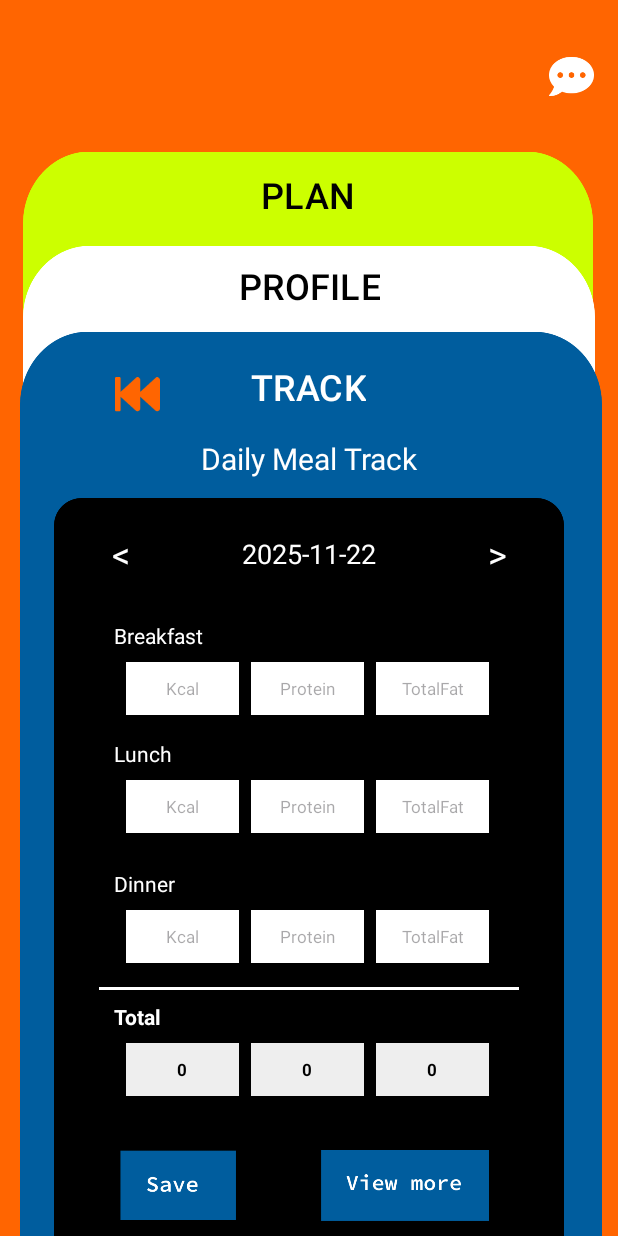
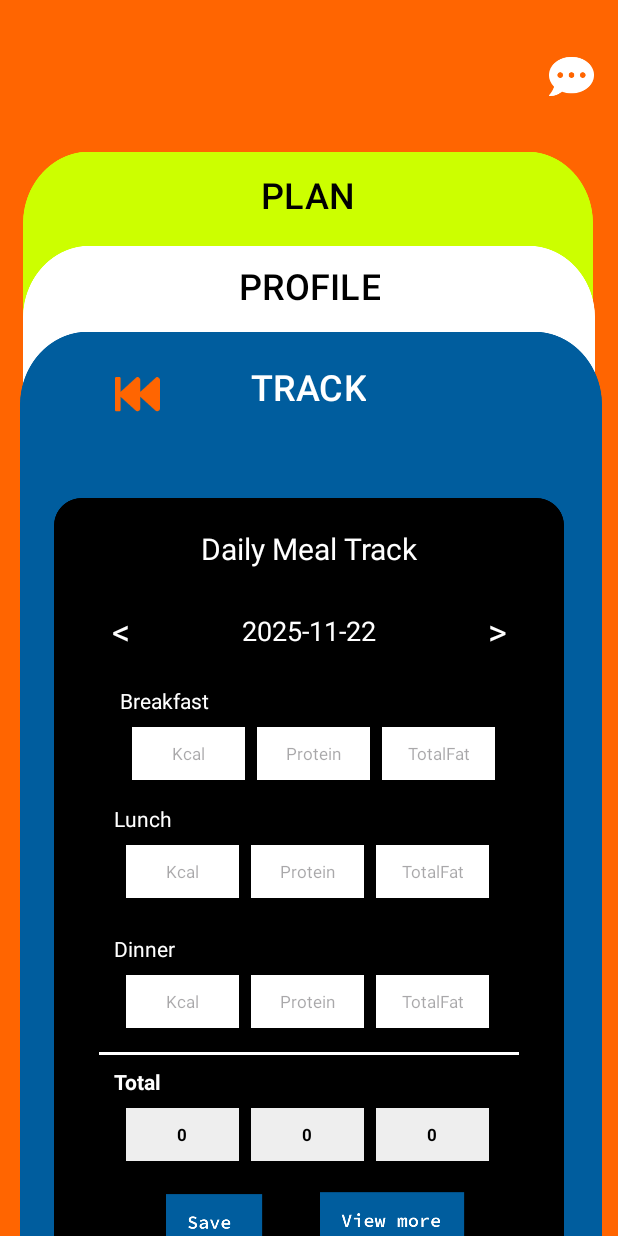
Before and after one commit to RafaellGramata/Vimora, an Android app: the TraineeTrackActivity03 screen opened directly, with no data from a screen before it, on a phone screen of 412 x 824 dp. Run offline under Robolectric (Android 15) with nearby library versions, the phone set to English and light mode, and no system bars.

Commit message:
trainee track 01 and 04 design fixes

```diff
--- a/app/src/main/res/layout/activity_trainee_track04.xml
+++ b/app/src/main/res/layout/activity_trainee_track04.xml
@@ -102,8 +102,7 @@
         app:layout_constraintStart_toStartOf="parent"
         app:layout_constraintTop_toTopOf="@+id/imageTrackBack5" />
 
-    <!-- Black Card Background -->
-
+    <!-- Back Button -->
     <ImageButton
         android:id="@+id/btnInfo3"
         android:layout_width="30dp"
@@ -119,6 +118,7 @@
         app:layout_constraintStart_toStartOf="parent"
         tools:ignore="TouchTargetSizeCheck" />
 
+    <!-- Black Card Background -->
     <ImageView
         android:id="@+id/imageTrackBlack"
         android:layout_width="340dp"
@@ -130,25 +130,25 @@
         app:layout_constraintStart_toStartOf="parent"
         app:layout_constraintTop_toBottomOf="@+id/btnTrackOfTrack3" />
 
-    <!-- Content inside black card -->
+    <!-- Title - INSIDE black card -->
     <TextView
         android:id="@+id/txtInformationMeal"
         android:layout_width="wrap_content"
         android:layout_height="wrap_content"
-        android:layout_marginTop="8dp"
+        android:layout_marginTop="20dp"
         android:text="Daily Meal Track"
         android:textColor="#FFFFFF"
         android:textSize="20sp"
-        app:layout_constraintEnd_toEndOf="parent"
-        app:layout_constraintStart_toStartOf="parent"
-        app:layout_constraintTop_toBottomOf="@+id/btnTrackOfTrack3" />
+        app:layout_constraintEnd_toEndOf="@+id/imageTrackBlack"
+        app:layout_constraintStart_toStartOf="@+id/imageTrackBlack"
+        app:layout_constraintTop_toTopOf="@+id/imageTrackBlack" />
 
     <!-- Date Selector with arrows -->
     <TextView
         android:id="@+id/btnPreviousDate"
         android:layout_width="40dp"
         android:layout_height="50dp"
-        android:layout_marginTop="60dp"
+        android:layout_marginTop="16dp"
         android:clickable="true"
         android:focusable="true"
         android:gravity="center"
@@ -158,13 +158,13 @@
         app:layout_constraintEnd_toStartOf="@+id/editTextDateMeal"
         app:layout_constraintHorizontal_bias="0.8"
         app:layout_constraintStart_toStartOf="parent"
-        app:layout_constraintTop_toBottomOf="@+id/btnTrackOfTrack3" />
+        app:layout_constraintTop_toBottomOf="@+id/txtInformationMeal" />
 
     <TextView
         android:id="@+id/editTextDateMeal"
         android:layout_width="180dp"
         android:layout_height="50dp"
-        android:layout_marginTop="60dp"
+        android:layout_marginTop="16dp"
         android:background="#000000"
         android:clickable="true"
         android:focusable="true"
@@ -175,13 +175,13 @@
         android:textSize="18sp"
         app:layout_constraintEnd_toEndOf="parent"
         app:layout_constraintStart_toStartOf="parent"
-        app:layout_constraintTop_toBottomOf="@+id/btnTrackOfTrack3" />
+        app:layout_constraintTop_toBottomOf="@+id/txtInformationMeal" />
 
     <TextView
         android:id="@+id/btnNextDate"
         android:layout_width="40dp"
         android:layout_height="50dp"
-        android:layout_marginTop="60dp"
+        android:layout_marginTop="16dp"
         android:clickable="true"
         android:focusable="true"
         android:gravity="center"
@@ -191,7 +191,7 @@
         app:layout_constraintEnd_toEndOf="parent"
         app:layout_constraintHorizontal_bias="0.2"
         app:layout_constraintStart_toEndOf="@+id/editTextDateMeal"
-        app:layout_constraintTop_toBottomOf="@+id/btnTrackOfTrack3" />
+        app:layout_constraintTop_toBottomOf="@+id/txtInformationMeal" />
 
     <!-- Breakfast Row -->
 
@@ -199,8 +199,8 @@
         android:id="@+id/txtBreakfastLabel"
         android:layout_width="wrap_content"
         android:layout_height="wrap_content"
-        android:layout_marginStart="76dp"
-        android:layout_marginTop="20dp"
+        android:layout_marginStart="80dp"
+        android:layout_marginTop="12dp"
         android:text="Breakfast"
         android:textColor="#FFFFFF"
         android:textSize="14sp"
@@ -248,7 +248,6 @@
         app:layout_constraintTop_toTopOf="@+id/editBreakCal" />
 
     <!-- Lunch Row -->
-
     <TextView
         android:id="@+id/txtLunchLabel"
         android:layout_width="wrap_content"
@@ -302,7 +301,6 @@
         app:layout_constraintTop_toTopOf="@+id/editLunchCal" />
 
     <!-- Dinner Row -->
-
     <TextView
         android:id="@+id/txtDinnerLabel"
         android:layout_width="wrap_content"
@@ -367,7 +365,6 @@
         app:layout_constraintTop_toBottomOf="@+id/editDinnerCal" />
 
     <!-- Total Row -->
-
     <TextView
         android:id="@+id/txtTotalLabel"
         android:layout_width="wrap_content"
@@ -428,9 +425,9 @@
 
     <ImageButton
         android:id="@+id/btnSaveMealTrack"
-        android:layout_width="85dp"
-        android:layout_height="75dp"
-        android:layout_marginBottom="64dp"
+        android:layout_width="71dp"
+        android:layout_height="57dp"
+        android:layout_marginBottom="48dp"
         android:background="#00FFFFFF"
         android:contentDescription="save"
         android:scaleType="fitCenter"
@@ -438,21 +435,21 @@
         android:textAlignment="center"
         app:layout_constraintBottom_toBottomOf="@+id/imageTrackBack5"
         app:layout_constraintEnd_toEndOf="parent"
-        app:layout_constraintHorizontal_bias="0.227"
+        app:layout_constraintHorizontal_bias="0.31"
         app:layout_constraintStart_toStartOf="parent" />
 
     <ImageButton
         android:id="@+id/btnMoreMealTrack"
-        android:layout_width="120dp"
-        android:layout_height="75dp"
-        android:layout_marginBottom="64dp"
+        android:layout_width="103dp"
+        android:layout_height="74dp"
+        android:layout_marginBottom="40dp"
         android:background="#00FFFFFF"
         android:contentDescription="view more"
         android:scaleType="fitCenter"
         android:src="@drawable/viewmore"
         app:layout_constraintBottom_toBottomOf="@+id/imageTrackBack5"
         app:layout_constraintEnd_toEndOf="parent"
-        app:layout_constraintHorizontal_bias="0.712"
+        app:layout_constraintHorizontal_bias="0.674"
         app:layout_constraintStart_toStartOf="parent" />
 
 </androidx.constraintlayout.widget.ConstraintLayout>
```
Also changed, not shown: app/src/main/java/com/example/vimora/trainee/TraineeTrackActivity01.java (+3 -15 lines), app/src/main/res/layout/activity_trainee_track01.xml (+19 -30 lines).
